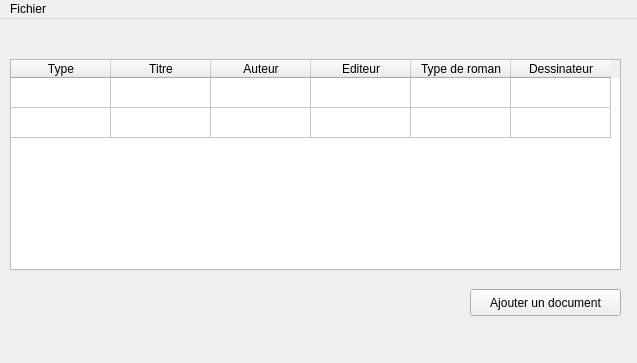
This is mainwindow.ui in kevin-belellou/TOO as Qt 5 draws it before an edit. The edited form follows.
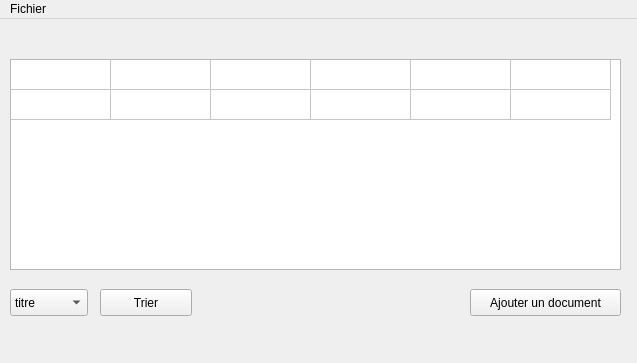
This is the edited form. Icons and pictures are not drawn.

Commit message: Ajout fonction tri qui ne marche pas

Diff of the .ui file:
```diff
--- a/mainwindow.ui
+++ b/mainwindow.ui
@@ -28,7 +28,7 @@
      </rect>
     </property>
     <attribute name="horizontalHeaderVisible">
-     <bool>true</bool>
+     <bool>false</bool>
     </attribute>
     <attribute name="horizontalHeaderHighlightSections">
      <bool>true</bool>
@@ -40,7 +40,7 @@
      <bool>false</bool>
     </attribute>
     <attribute name="horizontalHeaderVisible">
-     <bool>true</bool>
+     <bool>false</bool>
     </attribute>
     <attribute name="horizontalHeaderHighlightSections">
      <bool>true</bool>
@@ -99,6 +99,39 @@
      <string>Ajouter un document</string>
     </property>
    </widget>
+   <widget class="QComboBox" name="choixTri">
+    <property name="geometry">
+     <rect>
+      <x>10</x>
+      <y>270</y>
+      <width>78</width>
+      <height>27</height>
+     </rect>
+    </property>
+    <item>
+     <property name="text">
+      <string>titre</string>
+     </property>
+    </item>
+    <item>
+     <property name="text">
+      <string>auteur</string>
+     </property>
+    </item>
+   </widget>
+   <widget class="QPushButton" name="boutonTri">
+    <property name="geometry">
+     <rect>
+      <x>100</x>
+      <y>270</y>
+      <width>92</width>
+      <height>27</height>
+     </rect>
+    </property>
+    <property name="text">
+     <string>Trier</string>
+    </property>
+   </widget>
   </widget>
   <widget class="QMenuBar" name="menuBar">
    <property name="geometry">
```
The commit also changes 2 other files.
